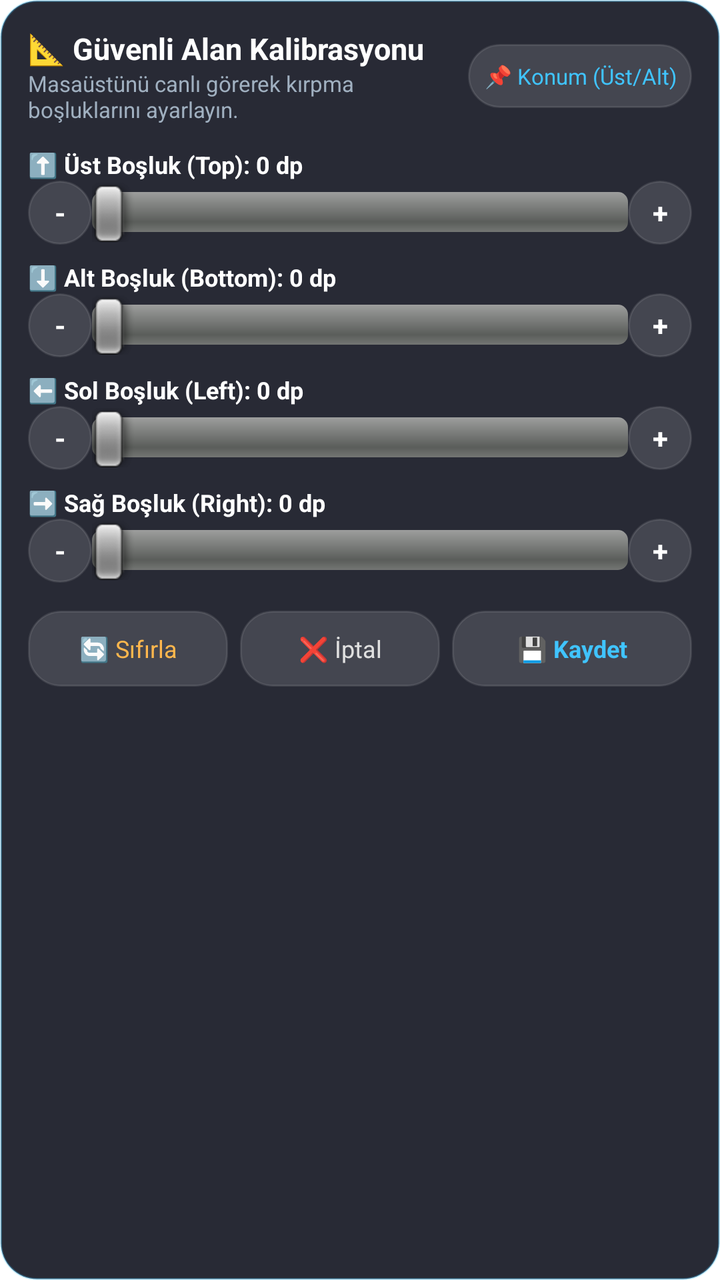
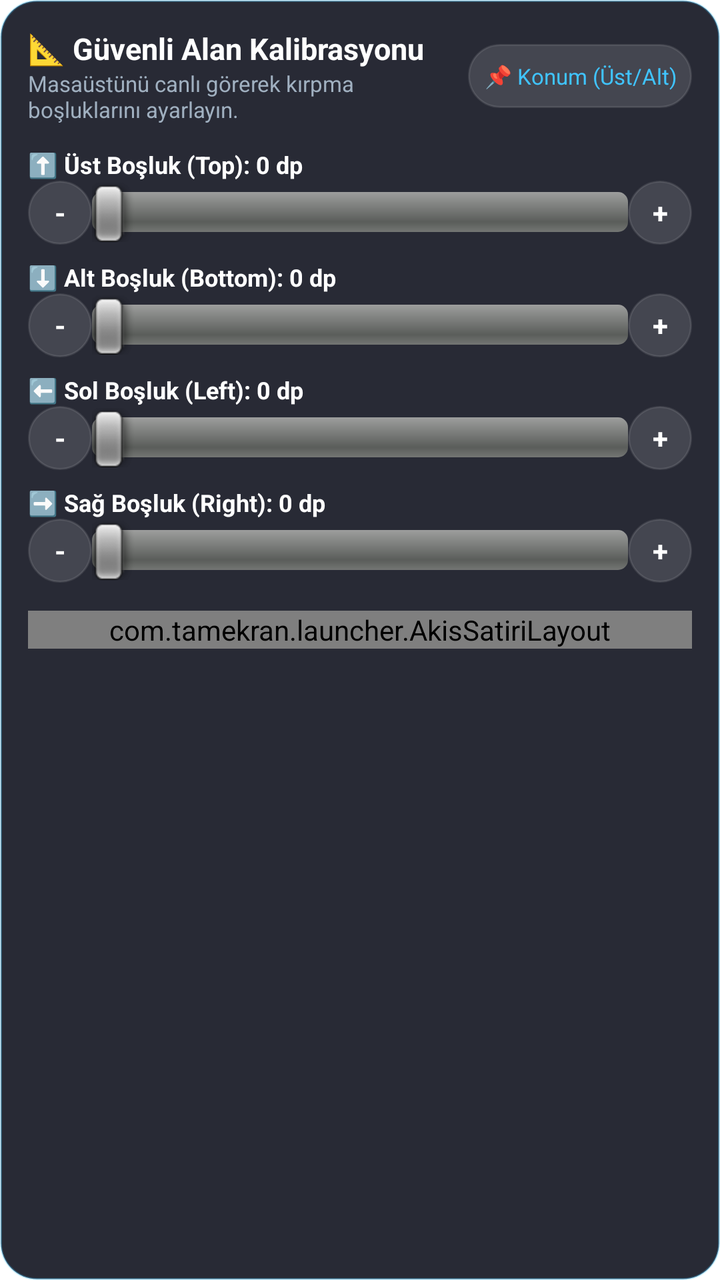

An Android layout rendered at two revisions. The XML below is the earlier revision; the diff shows what the commit changed to produce the second picture.
<!-- AndroidManifest.xml: application theme Tema.TamEkran -->
<!-- res/layout/diyalog_guvenli_alan.xml -->
<?xml version="1.0" encoding="utf-8"?>
<LinearLayout xmlns:android="http://schemas.android.com/apk/res/android"
    android:layout_width="match_parent"
    android:layout_height="wrap_content"
    android:orientation="vertical"
    android:layout_margin="10dp"
    android:background="@drawable/kart_guvenli_alan"
    android:padding="14dp">

    
    <LinearLayout
        android:layout_width="match_parent"
        android:layout_height="wrap_content"
        android:orientation="horizontal"
        android:gravity="center_vertical"
        android:layout_marginBottom="8dp">

        <LinearLayout
            android:layout_width="0dp"
            android:layout_height="wrap_content"
            android:layout_weight="1"
            android:orientation="vertical">

            <TextView
                android:layout_width="wrap_content"
                android:layout_height="wrap_content"
                android:text="📐 Güvenli Alan Kalibrasyonu"
                android:textColor="#FFFFFF"
                android:textSize="15sp"
                android:textStyle="bold" />

            <TextView
                android:layout_width="wrap_content"
                android:layout_height="wrap_content"
                android:text="Masaüstünü canlı görerek kırpma boşluklarını ayarlayın."
                android:textColor="#A0B0C0"
                android:textSize="11sp" />
        </LinearLayout>

        <Button
            android:id="@+id/dugme_konum"
            android:layout_width="wrap_content"
            android:layout_height="32dp"
            android:background="@drawable/kart_arkaplan"
            android:text="📌 Konum (Üst/Alt)"
            android:textColor="#40C4FF"
            android:textSize="11sp"
            android:paddingLeft="8dp"
            android:paddingRight="8dp" />
    </LinearLayout>

    
    <LinearLayout
        android:layout_width="match_parent"
        android:layout_height="wrap_content"
        android:orientation="vertical"
        android:layout_marginTop="4dp"
        android:layout_marginBottom="4dp">

        <TextView
            android:id="@+id/yazi_etiket_ust"
            android:layout_width="wrap_content"
            android:layout_height="wrap_content"
            android:text="⬆️ Üst Boşluk (Top): 0 dp"
            android:textColor="#FFFFFF"
            android:textSize="12sp"
            android:textStyle="bold" />

        <LinearLayout
            android:layout_width="match_parent"
            android:layout_height="wrap_content"
            android:orientation="horizontal"
            android:gravity="center_vertical">

            <Button
                android:id="@+id/dugme_ust_eksi"
                android:layout_width="32dp"
                android:layout_height="32dp"
                android:text="-"
                android:textSize="14sp"
                android:textStyle="bold"
                android:textColor="#FFFFFF"
                android:background="@drawable/kart_arkaplan" />

            <SeekBar
                android:id="@+id/seekbar_ust"
                android:layout_width="0dp"
                android:layout_height="wrap_content"
                android:layout_weight="1"
                android:max="120"
                android:progress="0" />

            <Button
                android:id="@+id/dugme_ust_arti"
                android:layout_width="32dp"
                android:layout_height="32dp"
                android:text="+"
                android:textSize="14sp"
                android:textStyle="bold"
                android:textColor="#FFFFFF"
                android:background="@drawable/kart_arkaplan" />
        </LinearLayout>
    </LinearLayout>

    
    <LinearLayout
        android:layout_width="match_parent"
        android:layout_height="wrap_content"
        android:orientation="vertical"
        android:layout_marginTop="4dp"
        android:layout_marginBottom="4dp">

        <TextView
            android:id="@+id/yazi_etiket_alt"
            android:layout_width="wrap_content"
            android:layout_height="wrap_content"
            android:text="⬇️ Alt Boşluk (Bottom): 0 dp"
            android:textColor="#FFFFFF"
            android:textSize="12sp"
            android:textStyle="bold" />

        <LinearLayout
            android:layout_width="match_parent"
            android:layout_height="wrap_content"
            android:orientation="horizontal"
            android:gravity="center_vertical">

            <Button
                android:id="@+id/dugme_alt_eksi"
                android:layout_width="32dp"
                android:layout_height="32dp"
                android:text="-"
                android:textSize="14sp"
                android:textStyle="bold"
                android:textColor="#FFFFFF"
                android:background="@drawable/kart_arkaplan" />

            <SeekBar
                android:id="@+id/seekbar_alt"
                android:layout_width="0dp"
                android:layout_height="wrap_content"
                android:layout_weight="1"
                android:max="120"
                android:progress="0" />

            <Button
                android:id="@+id/dugme_alt_arti"
                android:layout_width="32dp"
                android:layout_height="32dp"
                android:text="+"
                android:textSize="14sp"
                android:textStyle="bold"
                android:textColor="#FFFFFF"
                android:background="@drawable/kart_arkaplan" />
        </LinearLayout>
    </LinearLayout>

    
    <LinearLayout
        android:layout_width="match_parent"
        android:layout_height="wrap_content"
        android:orientation="vertical"
        android:layout_marginTop="4dp"
        android:layout_marginBottom="4dp">

        <TextView
            android:id="@+id/yazi_etiket_sol"
            android:layout_width="wrap_content"
            android:layout_height="wrap_content"
            android:text="⬅️ Sol Boşluk (Left): 0 dp"
            android:textColor="#FFFFFF"
            android:textSize="12sp"
            android:textStyle="bold" />

        <LinearLayout
            android:layout_width="match_parent"
            android:layout_height="wrap_content"
            android:orientation="horizontal"
            android:gravity="center_vertical">

            <Button
                android:id="@+id/dugme_sol_eksi"
                android:layout_width="32dp"
                android:layout_height="32dp"
                android:text="-"
                android:textSize="14sp"
                android:textStyle="bold"
                android:textColor="#FFFFFF"
                android:background="@drawable/kart_arkaplan" />

            <SeekBar
                android:id="@+id/seekbar_sol"
                android:layout_width="0dp"
                android:layout_height="wrap_content"
                android:layout_weight="1"
                android:max="100"
                android:progress="0" />

            <Button
                android:id="@+id/dugme_sol_arti"
                android:layout_width="32dp"
                android:layout_height="32dp"
                android:text="+"
                android:textSize="14sp"
                android:textStyle="bold"
                android:textColor="#FFFFFF"
                android:background="@drawable/kart_arkaplan" />
        </LinearLayout>
    </LinearLayout>

    
    <LinearLayout
        android:layout_width="match_parent"
        android:layout_height="wrap_content"
        android:orientation="vertical"
        android:layout_marginTop="4dp"
        android:layout_marginBottom="6dp">

        <TextView
            android:id="@+id/yazi_etiket_sag"
            android:layout_width="wrap_content"
            android:layout_height="wrap_content"
            android:text="➡️ Sağ Boşluk (Right): 0 dp"
            android:textColor="#FFFFFF"
            android:textSize="12sp"
            android:textStyle="bold" />

        <LinearLayout
            android:layout_width="match_parent"
            android:layout_height="wrap_content"
            android:orientation="horizontal"
            android:gravity="center_vertical">

            <Button
                android:id="@+id/dugme_sag_eksi"
                android:layout_width="32dp"
                android:layout_height="32dp"
                android:text="-"
                android:textSize="14sp"
                android:textStyle="bold"
                android:textColor="#FFFFFF"
                android:background="@drawable/kart_arkaplan" />

            <SeekBar
                android:id="@+id/seekbar_sag"
                android:layout_width="0dp"
                android:layout_height="wrap_content"
                android:layout_weight="1"
                android:max="100"
                android:progress="0" />

            <Button
                android:id="@+id/dugme_sag_arti"
                android:layout_width="32dp"
                android:layout_height="32dp"
                android:text="+"
                android:textSize="14sp"
                android:textStyle="bold"
                android:textColor="#FFFFFF"
                android:background="@drawable/kart_arkaplan" />
        </LinearLayout>
    </LinearLayout>

    
    <LinearLayout
        android:layout_width="match_parent"
        android:layout_height="wrap_content"
        android:orientation="horizontal"
        android:layout_marginTop="8dp"
        android:gravity="center">

        <Button
            android:id="@+id/dugme_sifirla"
            android:layout_width="0dp"
            android:layout_height="38dp"
            android:layout_weight="1"
            android:layout_marginRight="6dp"
            android:background="@drawable/kart_arkaplan"
            android:text="🔄 Sıfırla"
            android:textColor="#FFB74D"
            android:textSize="12sp" />

        <Button
            android:id="@+id/dugme_iptal"
            android:layout_width="0dp"
            android:layout_height="38dp"
            android:layout_weight="1"
            android:layout_marginRight="6dp"
            android:background="@drawable/kart_arkaplan"
            android:text="❌ İptal"
            android:textColor="#E0E0E0"
            android:textSize="12sp" />

        <Button
            android:id="@+id/dugme_kaydet"
            android:layout_width="0dp"
            android:layout_height="38dp"
            android:layout_weight="1.2"
            android:background="@drawable/kart_arkaplan"
            android:text="💾 Kaydet"
            android:textColor="#40C4FF"
            android:textStyle="bold"
            android:textSize="12sp" />
    </LinearLayout>

</LinearLayout>
<!-- resources referenced by this layout -->
<resources>
  <!-- drawable kart_arkaplan (drawable) -->
  <?xml version="1.0" encoding="utf-8"?>
  <shape xmlns:android="http://schemas.android.com/apk/res/android"
      android:shape="rectangle">
      <corners android:radius="16dp" />
      <solid android:color="@color/renk_kart" />
      <stroke
          android:width="1dp"
          android:color="#1AFFFFFF" />
  </shape>
  <!-- drawable kart_guvenli_alan (drawable) -->
  <?xml version="1.0" encoding="utf-8"?>
  <shape xmlns:android="http://schemas.android.com/apk/res/android"
      android:shape="rectangle">
      <solid android:color="#EB161824" />
      <stroke
          android:width="1dp"
          android:color="#4D40C4FF" />
      <corners android:radius="18dp" />
  </shape>
  <style name="Tema.TamEkran" parent="@android:style/Theme.Wallpaper.NoTitleBar">
          <item name="android:windowShowWallpaper">true</item>
          <item name="android:windowNoTitle">true</item>
      </style>
  <color name="renk_kart">#22FFFFFF</color>
</resources>

<!-- the commit's change to res/layout/diyalog_guvenli_alan.xml (unified diff, before → after) -->
@@ -262,45 +262,29 @@
     </LinearLayout>
 
     
-    <LinearLayout
-        android:layout_width="match_parent"
-        android:layout_height="wrap_content"
-        android:orientation="horizontal"
-        android:layout_marginTop="8dp"
-        android:gravity="center">
+    <com.tamekran.launcher.AkisSatiriLayout
+        android:layout_width="match_parent"
+        android:layout_height="wrap_content"
+        android:layout_marginTop="8dp">
 
         <Button
             android:id="@+id/dugme_sifirla"
-            android:layout_width="0dp"
-            android:layout_height="38dp"
-            android:layout_weight="1"
-            android:layout_marginRight="6dp"
-            android:background="@drawable/kart_arkaplan"
+            style="@style/TamEkran.Dugme.Kompakt"
             android:text="🔄 Sıfırla"
-            android:textColor="#FFB74D"
-            android:textSize="12sp" />
+            android:textColor="#FFB74D" />
 
         <Button
             android:id="@+id/dugme_iptal"
-            android:layout_width="0dp"
-            android:layout_height="38dp"
-            android:layout_weight="1"
-            android:layout_marginRight="6dp"
-            android:background="@drawable/kart_arkaplan"
+            style="@style/TamEkran.Dugme.Kompakt"
             android:text="❌ İptal"
-            android:textColor="#E0E0E0"
-            android:textSize="12sp" />
+            android:textColor="#E0E0E0" />
 
         <Button
             android:id="@+id/dugme_kaydet"
-            android:layout_width="0dp"
-            android:layout_height="38dp"
-            android:layout_weight="1.2"
-            android:background="@drawable/kart_arkaplan"
+            style="@style/TamEkran.Dugme.Kompakt"
             android:text="💾 Kaydet"
             android:textColor="#40C4FF"
-            android:textStyle="bold"
-            android:textSize="12sp" />
-    </LinearLayout>
+            android:textStyle="bold" />
+    </com.tamekran.launcher.AkisSatiriLayout>
 
 </LinearLayout>
<!-- resource entries referenced after the edit -->
@@ -20,10 +20,27 @@
           android:color="#4D40C4FF" />
       <corners android:radius="18dp" />
   </shape>
+  <style name="TamEkran.Dugme.Kompakt" parent="@android:style/Widget.Button">
+          <item name="android:layout_width">wrap_content</item>
+          <item name="android:layout_height">wrap_content</item>
+          <item name="android:minHeight">@dimen/buton_kompakt_min_yukseklik</item>
+          <item name="android:paddingLeft">@dimen/buton_kompakt_ic_bosluk_yatay</item>
+          <item name="android:paddingRight">@dimen/buton_kompakt_ic_bosluk_yatay</item>
+          <item name="android:paddingTop">@dimen/buton_kompakt_ic_bosluk_dikey</item>
+          <item name="android:paddingBottom">@dimen/buton_kompakt_ic_bosluk_dikey</item>
+          <item name="android:gravity">center</item>
+          <item name="android:background">@drawable/kart_arkaplan</item>
+          <item name="android:textColor">@color/renk_yazi_ana</item>
+          <item name="android:textSize">12sp</item>
+      </style>
   <style name="Tema.TamEkran" parent="@android:style/Theme.Wallpaper.NoTitleBar">
           <item name="android:windowShowWallpaper">true</item>
           <item name="android:windowNoTitle">true</item>
       </style>
   <color name="renk_kart">#22FFFFFF</color>
+  <dimen name="buton_kompakt_min_yukseklik">36dp</dimen>
+  <dimen name="buton_kompakt_ic_bosluk_yatay">10dp</dimen>
+  <dimen name="buton_kompakt_ic_bosluk_dikey">6dp</dimen>
+  <color name="renk_yazi_ana">#FFFFFFFF</color>
 </resources>
 
